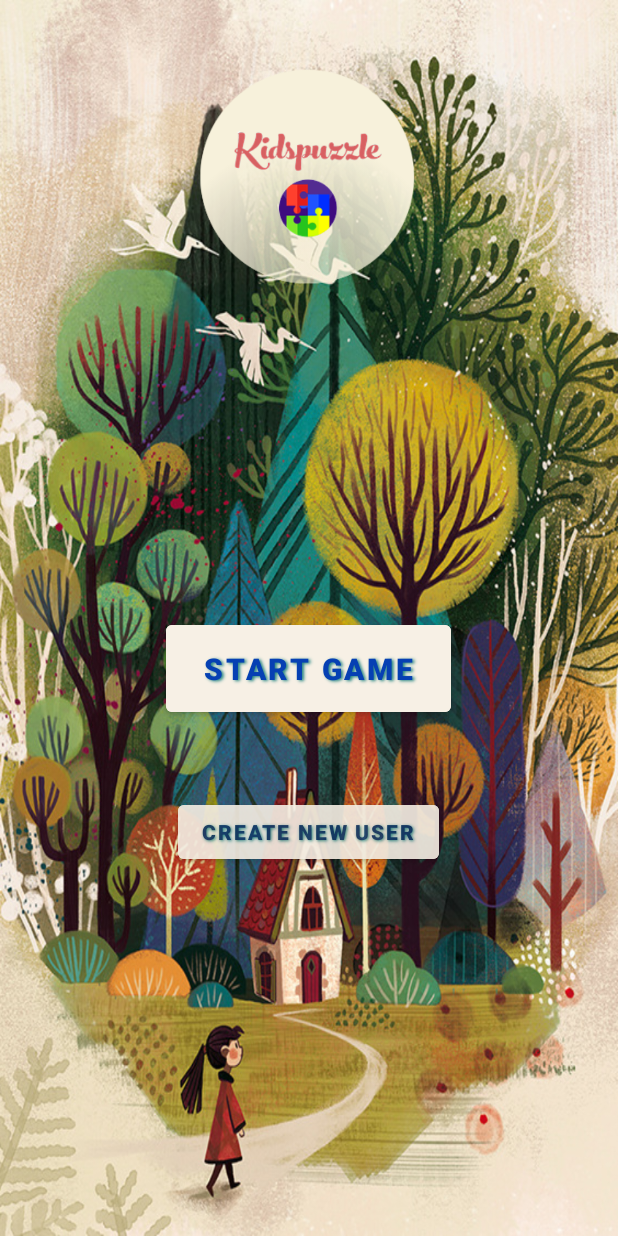
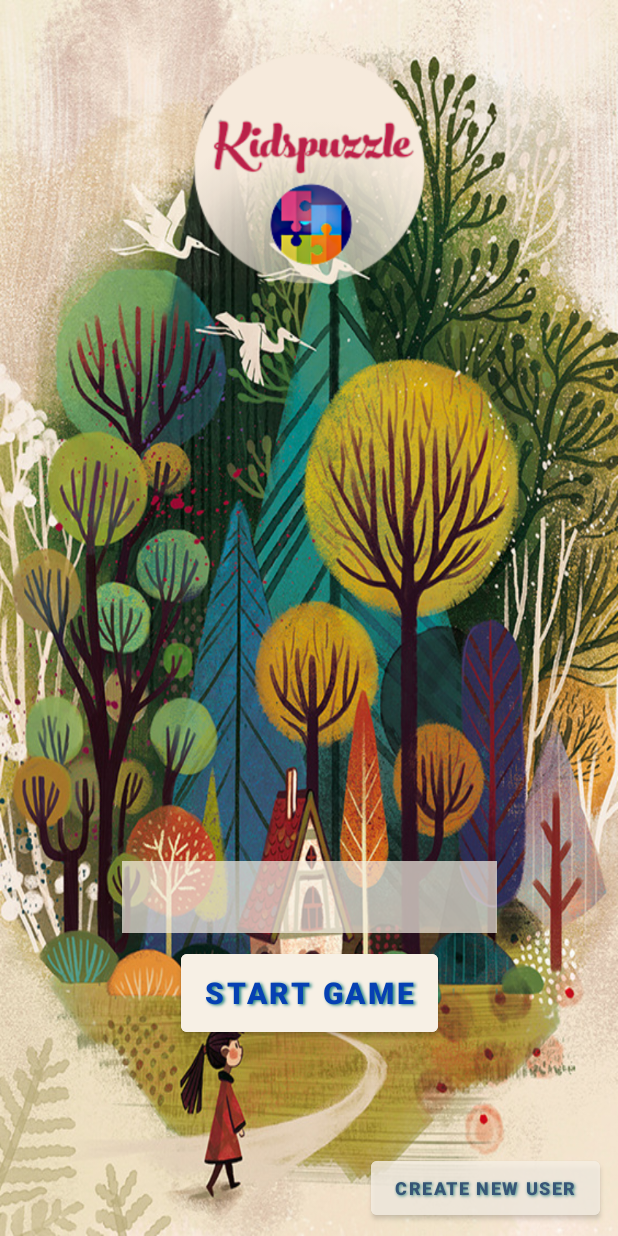
Before and after one commit to SantaKolosovska/KidsPuzzle, an Android app: the screen it shows after launch (StartActivity), on a phone screen of 412 x 824 dp. Run offline under Robolectric (Android 15) with nearby library versions, the phone set to English and light mode, and no system bars.

Commit message:
PUZ-36 and layout of buttons in start activity

```diff
--- a/app/src/main/AndroidManifest.xml
+++ b/app/src/main/AndroidManifest.xml
@@ -6,9 +6,9 @@
 
     <application
         android:allowBackup="true"
-        android:icon="@mipmap/ic_launcher"
+        android:icon="@drawable/puzzle_game_icon"
         android:label="@string/app_name"
-        android:roundIcon="@mipmap/ic_launcher_round"
+        android:roundIcon="@drawable/puzzle_game_icon"
         android:supportsRtl="true"
         android:theme="@style/Theme.Design.NoActionBarMy">
 
--- a/app/src/main/res/layout/activity_puzzle.xml
+++ b/app/src/main/res/layout/activity_puzzle.xml
@@ -1,28 +1,11 @@
 <?xml version="1.0" encoding="utf-8"?>
-<androidx.constraintlayout.widget.ConstraintLayout
-    xmlns:android="http://schemas.android.com/apk/res/android"
+<androidx.constraintlayout.widget.ConstraintLayout xmlns:android="http://schemas.android.com/apk/res/android"
     xmlns:app="http://schemas.android.com/apk/res-auto"
     xmlns:tools="http://schemas.android.com/tools"
     android:layout_width="match_parent"
     android:layout_height="match_parent"
     android:background="@drawable/blue_bg2"
     tools:context=".PuzzleActivity">
-
-    <ImageView
-        android:layout_width="0dp"
-        android:layout_height="0dp"
-        android:layout_marginStart="16dp"
-        android:layout_marginEnd="16dp"
-
-        app:layout_constraintVertical_bias="0.3"
-        android:alpha="0.5"
-        app:layout_constraintDimensionRatio="H,4:3"
-
-        app:layout_constraintBottom_toBottomOf="parent"
-        app:layout_constraintEnd_toEndOf="parent"
-        app:layout_constraintStart_toStartOf="parent"
-        app:layout_constraintTop_toTopOf="parent"
-        android:background="@color/beige" />
 
     <ImageView
         android:id="@+id/imageView"
--- a/app/src/main/res/layout/activity_start.xml
+++ b/app/src/main/res/layout/activity_start.xml
@@ -1,5 +1,5 @@
 <?xml version="1.0" encoding="utf-8"?>
-<LinearLayout xmlns:android="http://schemas.android.com/apk/res/android"
+<androidx.constraintlayout.widget.ConstraintLayout xmlns:android="http://schemas.android.com/apk/res/android"
     xmlns:app="http://schemas.android.com/apk/res-auto"
     xmlns:tools="http://schemas.android.com/tools"
     android:layout_width="match_parent"
@@ -8,35 +8,47 @@
     android:orientation="vertical"
     tools:context=".StartActivity">
 
+
     <ImageView
-        android:id="@+id/imageView2"
-        android:layout_width="182dp"
-        android:layout_height="145dp"
+        android:id="@+id/logo"
+        android:layout_width="160dp"
+        android:layout_height="160dp"
         android:layout_gravity="center"
-        android:layout_marginTop="45dp"
-        android:layout_marginBottom="10dp"
-        app:layout_constraintBottom_toTopOf="@+id/usernameText"
+        android:layout_marginTop="32dp"
         app:layout_constraintEnd_toEndOf="parent"
         app:layout_constraintStart_toStartOf="parent"
         app:layout_constraintTop_toTopOf="parent"
-        app:srcCompat="@drawable/logo_round" />
+        app:srcCompat="@drawable/puzzle_game_logo_largerletters" />
 
+
+
+    <ImageView
+        android:id="@+id/list_background"
+        android:layout_width="250dp"
+        android:layout_height="48dp"
+        android:alpha="0.7"
+        android:background="@color/beige"
+        android:scrollbarThumbVertical="@color/design_default_color_primary"
+        app:layout_constraintBottom_toTopOf="@id/StartGame"
+        app:layout_constraintEnd_toEndOf="parent"
+        app:layout_constraintStart_toStartOf="parent"
+        android:layout_marginBottom="8dp"/>
 
     <ListView
         android:id="@+id/list_usernames"
-        android:layout_width="match_parent"
-        android:layout_height="200dp"
+        android:layout_width="240dp"
+        android:layout_height="48dp"
         android:scrollbarThumbVertical="@color/design_default_color_primary"
-
-        />
+        app:layout_constraintBottom_toTopOf="@id/StartGame"
+        app:layout_constraintEnd_toEndOf="parent"
+        app:layout_constraintStart_toStartOf="parent"
+        android:layout_marginBottom="8dp"/>
 
     <Button
         android:id="@+id/StartGame"
-        android:layout_width="190dp"
-        android:layout_height="70dp"
-        android:layout_gravity="center"
-        android:layout_marginTop="10dp"
-        android:layout_marginBottom="50dp"
+        android:layout_width="wrap_content"
+        android:layout_height="64dp"
+        android:layout_marginBottom="130dp"
         android:alpha="1"
         android:backgroundTint="@color/beige"
         android:onClick="startGame"
@@ -45,18 +57,21 @@
         android:shadowDy="1"
         android:shadowRadius="2"
         android:text="Start game"
+        android:textAlignment="center"
         android:textColor="@color/blue_dark"
+        android:textSize="20sp"
         android:textStyle="bold"
-        android:textSize="20sp"
-        android:textAlignment="center"/>
+        app:layout_constraintBottom_toBottomOf="parent"
+        app:layout_constraintEnd_toEndOf="parent"
+        app:layout_constraintStart_toStartOf="parent" />
 
     <Button
         android:id="@+id/createUsername"
         android:layout_width="wrap_content"
         android:layout_height="wrap_content"
-        android:layout_gravity="center"
-        android:layout_marginBottom="50dp"
-        android:alpha="0.9"
+        android:layout_marginEnd="12dp"
+        android:layout_marginBottom="8dp"
+        android:alpha="0.8"
         android:backgroundTint="@color/beige"
         android:onClick="createUsername"
         android:shadowColor="@color/teal"
@@ -65,7 +80,12 @@
         android:shadowRadius="2"
         android:text="Create new user"
         android:textColor="@color/blue_dark1"
-        android:textStyle="bold" />
+        android:textSize="12sp"
+        android:textStyle="bold"
+        app:layout_constraintBottom_toBottomOf="parent"
+        app:layout_constraintEnd_toEndOf="parent"
+
+        />
 
 
-</LinearLayout>
+</androidx.constraintlayout.widget.ConstraintLayout>
--- a/app/src/main/res/values/strings.xml
+++ b/app/src/main/res/values/strings.xml
@@ -1,5 +1,5 @@
 <resources>
-    <string name="app_name">AndroidPuzzleGame</string>
+    <string name="app_name">KidsPuzzle</string>
     <string name="congratulation">Well done, kid!</string>
     <string name="your_time_text">Time spent: </string>
     <string name="best_time_text">Your best time:  </string>
```
Also changed, not shown: app/src/main/res/drawable/puzzle_game_bg_with_logo.png (added), app/src/main/res/drawable/puzzle_game_icon.png (added), app/src/main/res/drawable/puzzle_game_logo_largerletters.png (added).
